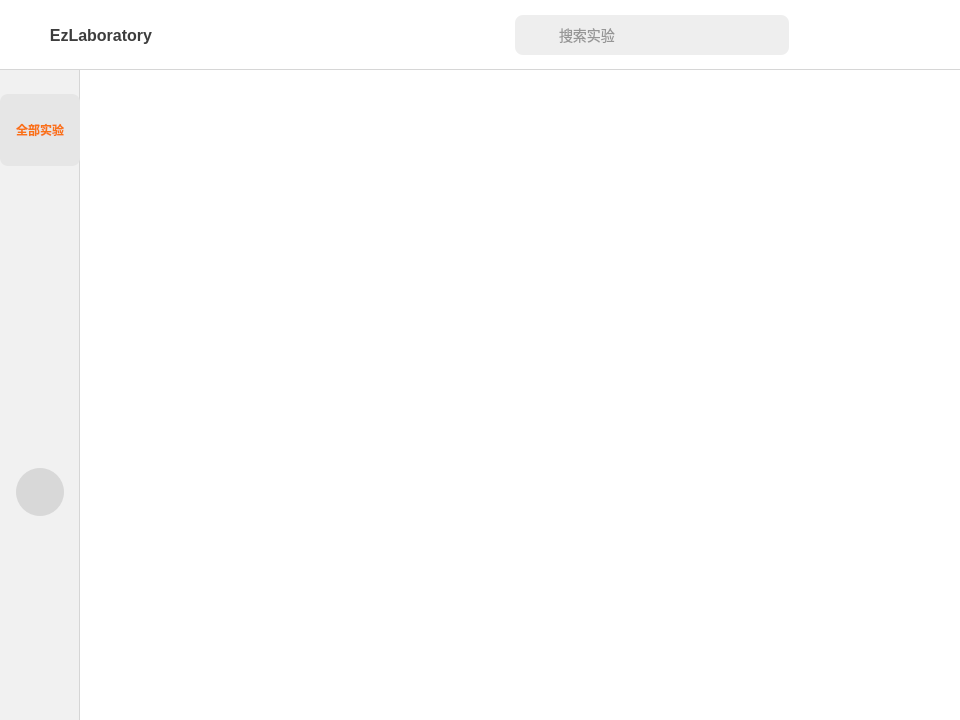
This is EzLaboratory/source/mainwindow/MainWindow.ui in Shulincooky/EzLaboratory as Qt 5 draws it before an edit. The edited form follows.
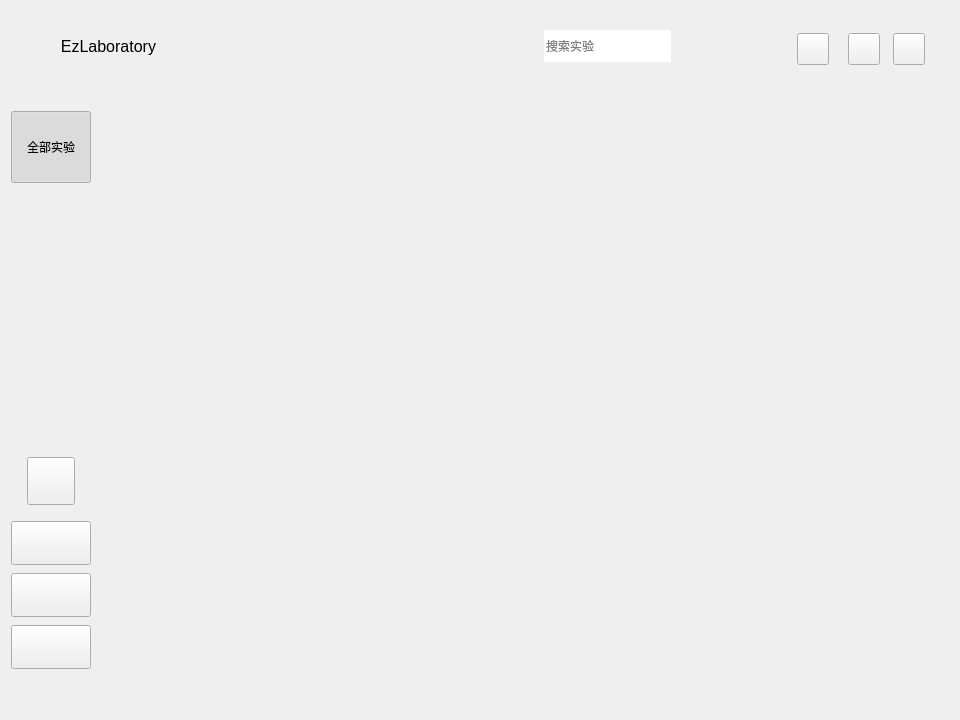
This is the edited form. Icons and pictures are not drawn.

The edit to the form file:
```diff
--- a/EzLaboratory/source/mainwindow/MainWindow.ui
+++ b/EzLaboratory/source/mainwindow/MainWindow.ui
@@ -19,128 +19,8 @@
   <property name="windowTitle">
    <string>EzLaboratory</string>
   </property>
-  <property name="styleSheet">
-   <string notr="true">* {
-    border: 0;
-    font-family: &quot;Microsoft YaHei UI&quot;, &quot;Segoe UI&quot;;
-}
-
-QMainWindow,
-QWidget#centralWidget,
-QWidget#mainContentWidget {
-    background: #FFFFFF;
-}
-
-QWidget#topBar {
-    background: #FFFFFF;
-    border-bottom: 1px solid #D6D6D6;
-}
-
-QLabel#brandLabel {
-    color: #3D3D3D;
-    font-weight: 600;
-}
-
-QWidget#searchFrame {
-    background: #EEEEEE;
-    border-radius: 8px;
-}
-
-QLabel#searchIconLabel {
-    background: transparent;
-}
-
-QLineEdit#searchLineEdit {
-    background: transparent;
-    color: #3D3D3D;
-    font-size: 14px;
-    padding: 0px 2px;
-}
-
-QWidget#sideBar {
-    background: #F1F1F1;
-    border-right: 1px solid #D6D6D6;
-}
-
-QToolButton {
-    background: transparent;
-    border-radius: 4px;
-    color: #8C8C8C;
-}
-
-QToolButton:hover {
-    background: #E7E7E7;
-}
-
-QToolButton:pressed {
-    background: #DADADA;
-}
-
-QToolButton#closeButton:hover {
-    background: #E81123;
-}
-
-QToolButton#navExperimentsButton {
-    color: #8C8C8C;
-    border-radius: 8px;
-    font-size: 12px;
-    font-weight: 600;
-}
-
-QToolButton#navExperimentsButton:hover,
-QToolButton#historyButton:hover,
-QToolButton#themeButton:hover,
-QToolButton#settingsButton:hover {
-    background: #E6E6E6;
-}
-
-QToolButton#avatarButton {
-    background: #D8D8D8;
-    border-radius: 24px;
-}
-
-QToolButton#avatarButton:hover {
-    background: #CCCCCC;
-}
-
-QWidget#avatarWidget[selected="true"] {
-    background: #E6E6E6;
-}
-
-QToolButton#navExperimentsButton:checked,
-QToolButton#historyButton:checked,
-QToolButton#settingsButton:checked {
-    background: #E6E6E6;
-    color: #F97316;
-}
-
-QScrollArea#experimentScrollArea {
-    background: #FFFFFF;
-    border: none;
-}
-
-QWidget#scrollContentWidget,
-QWidget#experimentCardGridWidget {
-    background: #FFFFFF;
-}</string>
-  </property>
   <widget class="QWidget" name="centralWidget">
    <layout class="QGridLayout" name="gridLayout">
-    <property name="leftMargin">
-     <number>0</number>
-    </property>
-    <property name="topMargin">
-     <number>0</number>
-    </property>
-    <property name="rightMargin">
-     <number>0</number>
-    </property>
-    <property name="bottomMargin">
-     <number>0</number>
-    </property>
-    <property name="spacing">
-     <number>0</number>
-    </property>
     <item row="0" column="0">
      <widget class="QWidget" name="topBar" native="true">
       <property name="minimumSize">
@@ -441,24 +321,6 @@
      </widget>
     </item>
     <item row="1" column="0">
-     <widget class="QWidget" name="mainContentWidget" native="true">
-      <layout class="QGridLayout" name="mainContentLayout">
-       <property name="leftMargin">
-        <number>0</number>
-       </property>
-       <property name="topMargin">
-        <number>0</number>
-       </property>
-       <property name="rightMargin">
-        <number>0</number>
-       </property>
-       <property name="bottomMargin">
-        <number>0</number>
-       </property>
-       <property name="spacing">
-        <number>0</number>
-       </property>
-       <item row="0" column="0">
         <widget class="QStackedWidget" name="mainContentStack">
          <property name="currentIndex">
           <number>0</number>
@@ -743,100 +605,10 @@
         </widget>
        </item>
            <item row="0" column="1">
-            <widget class="QStackedWidget" name="workspaceContentStack">
-             <property name="currentIndex">
-              <number>0</number>
-             </property>
-             <widget class="QScrollArea" name="experimentScrollArea">
-      <property name="horizontalScrollBarPolicy">
-       <enum>Qt::ScrollBarPolicy::ScrollBarAlwaysOff</enum>
-      </property>
-      <property name="widgetResizable">
-       <bool>true</bool>
-      </property>
-      <widget class="QWidget" name="scrollContentWidget">
-       <property name="geometry">
-        <rect>
-         <x>0</x>
-         <y>0</y>
-         <width>880</width>
-         <height>650</height>
-        </rect>
-       </property>
-       <layout class="QGridLayout" name="gridLayout_2">
-        <property name="leftMargin">
-         <number>32</number>
-        </property>
-        <property name="topMargin">
-         <number>32</number>
-        </property>
-        <property name="rightMargin">
-         <number>32</number>
-        </property>
-        <property name="bottomMargin">
-         <number>32</number>
-        </property>
-        <property name="horizontalSpacing">
-         <number>0</number>
-        </property>
-        <property name="verticalSpacing">
-         <number>24</number>
-        </property>
-        <item row="0" column="0">
-         <widget class="QWidget" name="experimentCardGridWidget" native="true">
-          <layout class="QGridLayout" name="experimentCardGridLayout">
-           <property name="leftMargin">
-            <number>0</number>
-           </property>
-           <property name="topMargin">
-            <number>0</number>
-           </property>
-           <property name="rightMargin">
-            <number>0</number>
-           </property>
-           <property name="bottomMargin">
-            <number>0</number>
-           </property>
-           <property name="horizontalSpacing">
-            <number>22</number>
-           </property>
-           <property name="verticalSpacing">
-            <number>24</number>
-           </property>
-          </layout>
-         </widget>
-        </item>
-        <item row="1" column="0">
-         <widget class="QWidget" name="homeStateHostWidget" native="true">
-          <layout class="QVBoxLayout" name="homeStateLayout">
-           <property name="spacing">
-            <number>0</number>
-           </property>
-           <property name="leftMargin">
-            <number>0</number>
-           </property>
-           <property name="topMargin">
-            <number>0</number>
-           </property>
-           <property name="rightMargin">
-            <number>0</number>
-           </property>
-           <property name="bottomMargin">
-            <number>0</number>
-           </property>
+            <widget class="QStackedWidget" name="workspaceContentStack"/>
+           </item>
           </layout>
          </widget>
-        </item>
-       </layout>
-         </widget>
-         </widget>
-            </widget>
-        </item>
-       </layout>
-      </widget>
-        </widget>
-     </item>
-    </layout>
    </widget>
     </item>
    </layout>
```
Left out of the diff: 19 changed lines with no effect on the pictures. Lines whose indentation alone changed are shown as unchanged.
